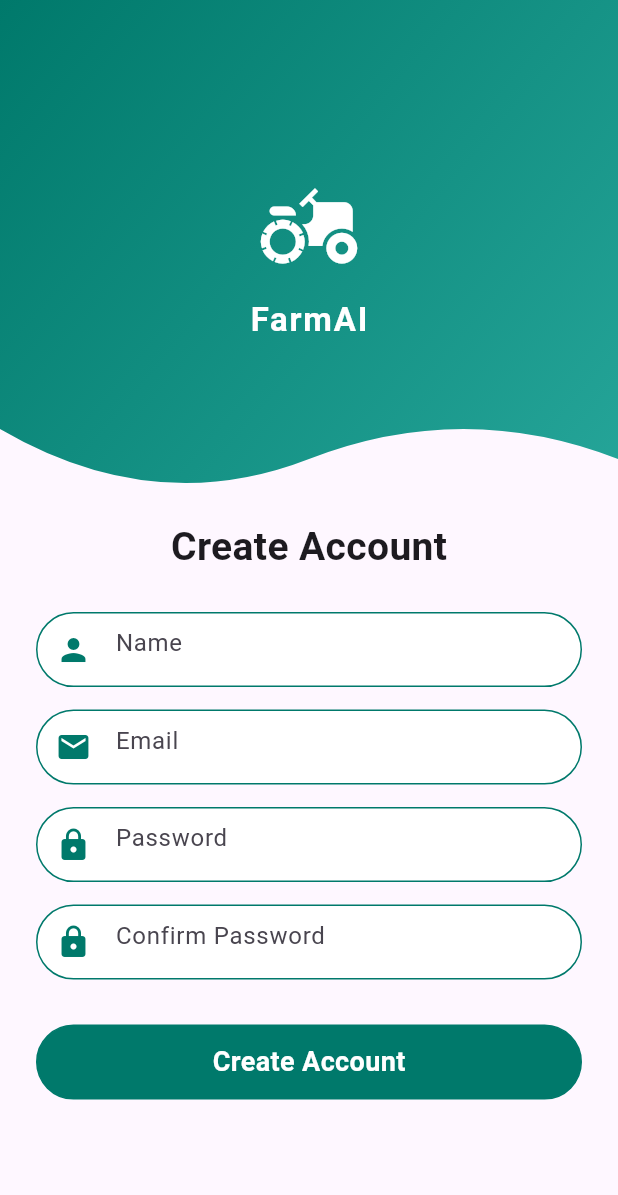
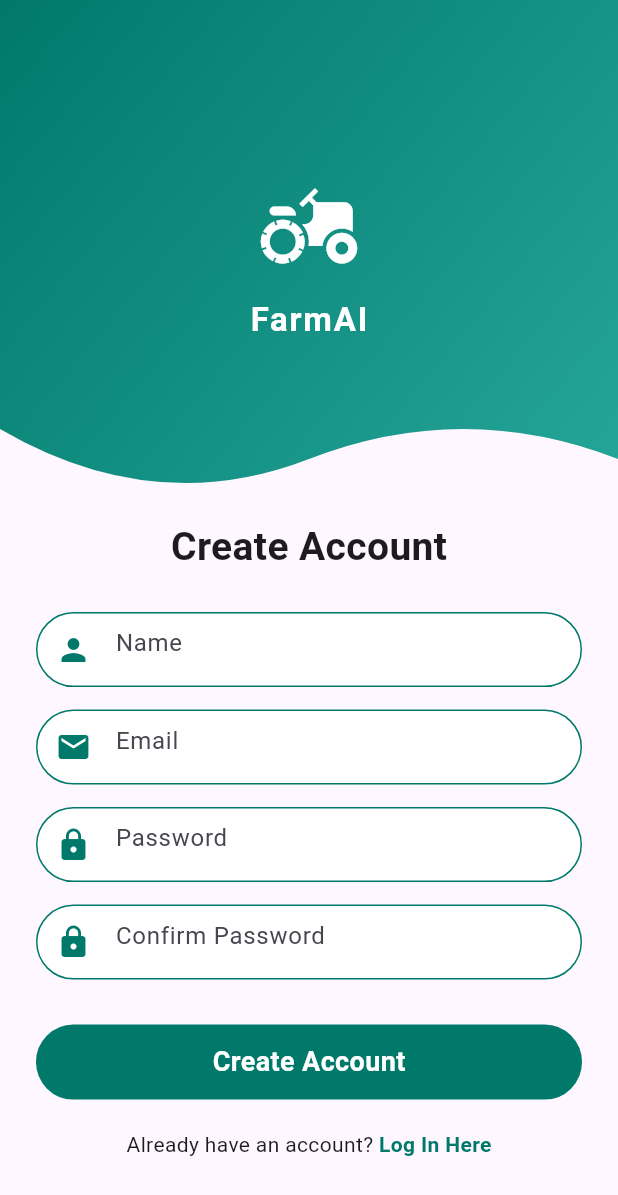
Before and after one commit to Nadia-Islam-Rupa/farmer_assistance, a Flutter app: the CreateAccount screen opened directly, on a phone screen of 412 x 824 dp. Shown: the top 1195 px of the screen. Run offline on Flutter 3.47's test engine with Material 3 defaults, Android fonts, the phone set to English and light mode, and no system bars; our stand-ins replace flutter_riverpod.

Commit message:
Add login prompt to CreateAccount screen with navigation to login

```diff
--- a/lib/auth/new_log.dart
+++ b/lib/auth/new_log.dart
@@ -59,6 +59,25 @@ class CreateAccount extends StatelessWidget {
                       ),
                     ),
                   ),
+                  SizedBox(height: 20),
+                  Row(
+                    mainAxisAlignment: MainAxisAlignment.center,
+                    children: [
+                      Text("Already have an account? "),
+                      GestureDetector(
+                        onTap: () {
+                          Navigator.pop(context);
+                        },
+                        child: Text(
+                          "Log In Here",
+                          style: TextStyle(
+                            color: Color(0xff00796B),
+                            fontWeight: FontWeight.w600,
+                          ),
+                        ),
+                      ),
+                    ],
+                  ),
                 ],
               ),
             ),
```
